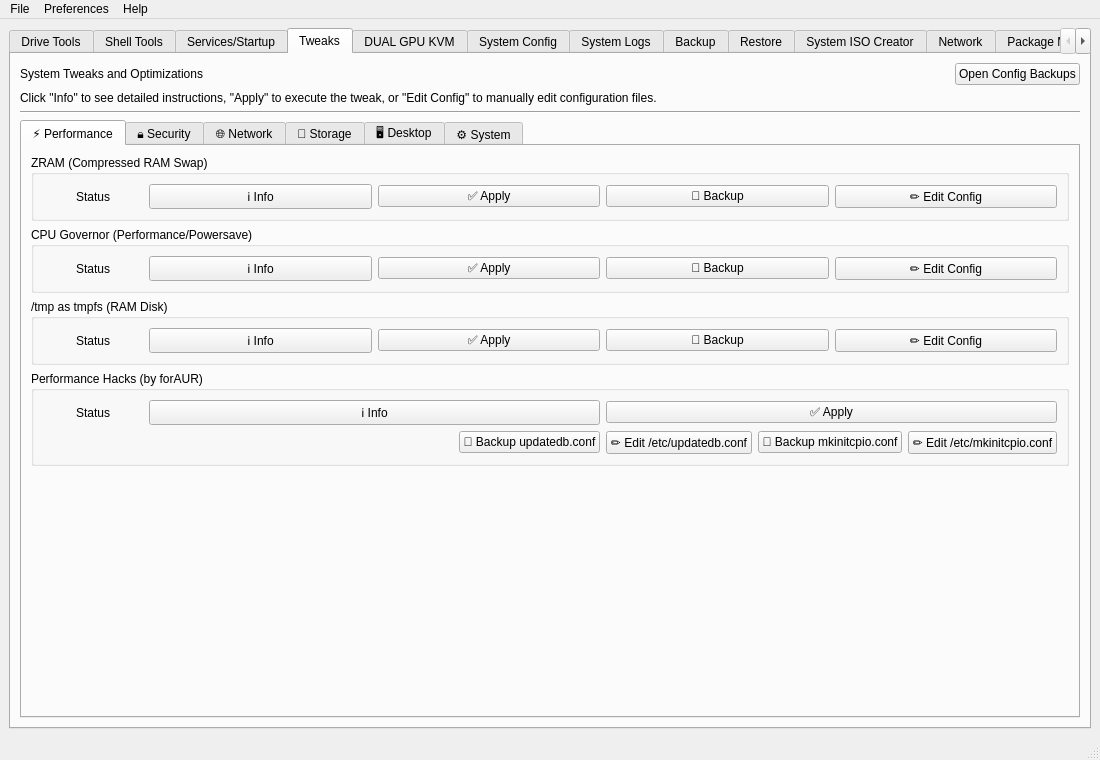
First picture: the form in mainwindow.ui, repository XetalEngine/CachyOsTools, before the edit.
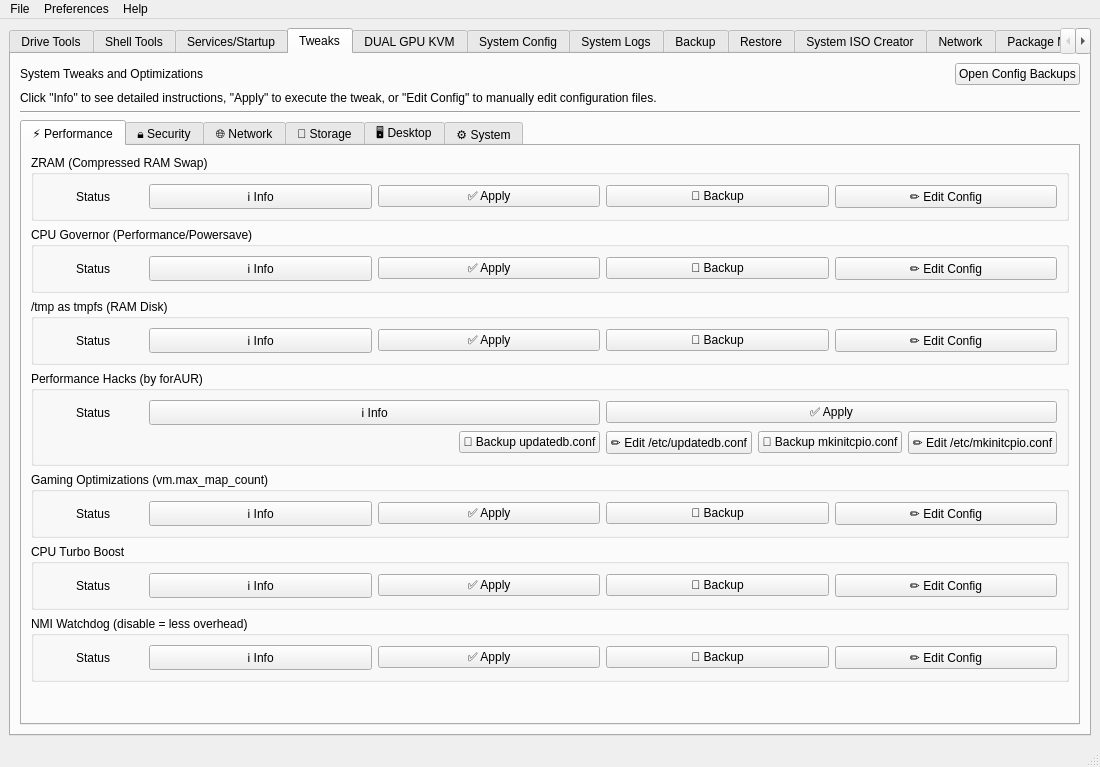
Second picture: the form after the edit. The open tabs and pages were chosen to show the change.

```diff
--- a/mainwindow.ui
+++ b/mainwindow.ui
@@ -821,6 +821,183 @@
               </layout>
              </widget>
             </item>
+            <item>
+             <widget class="QGroupBox" name="gamingGroupBox">
+              <property name="title">
+               <string>Gaming Optimizations (vm.max_map_count)</string>
+              </property>
+              <layout class="QHBoxLayout" name="gamingLayout">
+               <item>
+                <widget class="QLabel" name="gamingStatusLabel">
+                 <property name="minimumSize">
+                  <size>
+                   <width>100</width>
+                   <height>0</height>
+                  </size>
+                 </property>
+                 <property name="maximumSize">
+                  <size>
+                   <width>100</width>
+                   <height>16777215</height>
+                  </size>
+                 </property>
+                 <property name="text">
+                  <string>Status</string>
+                 </property>
+                 <property name="alignment">
+                  <set>Qt::AlignCenter</set>
+                 </property>
+                </widget>
+               </item>
+               <item>
+                <widget class="QPushButton" name="gamingToggle">
+                 <property name="text">
+                  <string>ℹ️ Info</string>
+                 </property>
+                </widget>
+               </item>
+               <item>
+                <widget class="QPushButton" name="gamingApplyButton">
+                 <property name="text">
+                  <string>✅ Apply</string>
+                 </property>
+                </widget>
+               </item>
+               <item>
+                <widget class="QPushButton" name="gamingBackupButton">
+                 <property name="text">
+                  <string>💾 Backup</string>
+                 </property>
+                </widget>
+               </item>
+               <item>
+                <widget class="QPushButton" name="gamingConfigButton">
+                 <property name="text">
+                  <string>✏️ Edit Config</string>
+                 </property>
+                </widget>
+               </item>
+              </layout>
+             </widget>
+            </item>
+            <item>
+             <widget class="QGroupBox" name="cpuBoostGroupBox">
+              <property name="title">
+               <string>CPU Turbo Boost</string>
+              </property>
+              <layout class="QHBoxLayout" name="cpuBoostLayout">
+               <item>
+                <widget class="QLabel" name="cpuBoostStatusLabel">
+                 <property name="minimumSize">
+                  <size>
+                   <width>100</width>
+                   <height>0</height>
+                  </size>
+                 </property>
+                 <property name="maximumSize">
+                  <size>
+                   <width>100</width>
+                   <height>16777215</height>
+                  </size>
+                 </property>
+                 <property name="text">
+                  <string>Status</string>
+                 </property>
+                 <property name="alignment">
+                  <set>Qt::AlignCenter</set>
+                 </property>
+                </widget>
+               </item>
+               <item>
+                <widget class="QPushButton" name="cpuBoostToggle">
+                 <property name="text">
+                  <string>ℹ️ Info</string>
+                 </property>
+                </widget>
+               </item>
+               <item>
+                <widget class="QPushButton" name="cpuBoostApplyButton">
+                 <property name="text">
+                  <string>✅ Apply</string>
+                 </property>
+                </widget>
+               </item>
+               <item>
+                <widget class="QPushButton" name="cpuBoostBackupButton">
+                 <property name="text">
+                  <string>💾 Backup</string>
+                 </property>
+                </widget>
+               </item>
+               <item>
+                <widget class="QPushButton" name="cpuBoostConfigButton">
+                 <property name="text">
+                  <string>✏️ Edit Config</string>
+                 </property>
+                </widget>
+               </item>
+              </layout>
+             </widget>
+            </item>
+            <item>
+             <widget class="QGroupBox" name="nmiWatchdogGroupBox">
+              <property name="title">
+               <string>NMI Watchdog (disable = less overhead)</string>
+              </property>
+              <layout class="QHBoxLayout" name="nmiWatchdogLayout">
+               <item>
+                <widget class="QLabel" name="nmiWatchdogStatusLabel">
+                 <property name="minimumSize">
+                  <size>
+                   <width>100</width>
+                   <height>0</height>
+                  </size>
+                 </property>
+                 <property name="maximumSize">
+                  <size>
+                   <width>100</width>
+                   <height>16777215</height>
+                  </size>
+                 </property>
+                 <property name="text">
+                  <string>Status</string>
+                 </property>
+                 <property name="alignment">
+                  <set>Qt::AlignCenter</set>
+                 </property>
+                </widget>
+               </item>
+               <item>
+                <widget class="QPushButton" name="nmiWatchdogToggle">
+                 <property name="text">
+                  <string>ℹ️ Info</string>
+                 </property>
+                </widget>
+               </item>
+               <item>
+                <widget class="QPushButton" name="nmiWatchdogApplyButton">
+                 <property name="text">
+                  <string>✅ Apply</string>
+                 </property>
+                </widget>
+               </item>
+               <item>
+                <widget class="QPushButton" name="nmiWatchdogBackupButton">
+                 <property name="text">
+                  <string>💾 Backup</string>
+                 </property>
+                </widget>
+               </item>
+               <item>
+                <widget class="QPushButton" name="nmiWatchdogConfigButton">
+                 <property name="text">
+                  <string>✏️ Edit Config</string>
+                 </property>
+                </widget>
+               </item>
+              </layout>
+             </widget>
+            </item>
             <item>
              <spacer>
               <property name="orientation">
```
Left out of the diff: 177 changed lines with no effect on the pictures.
